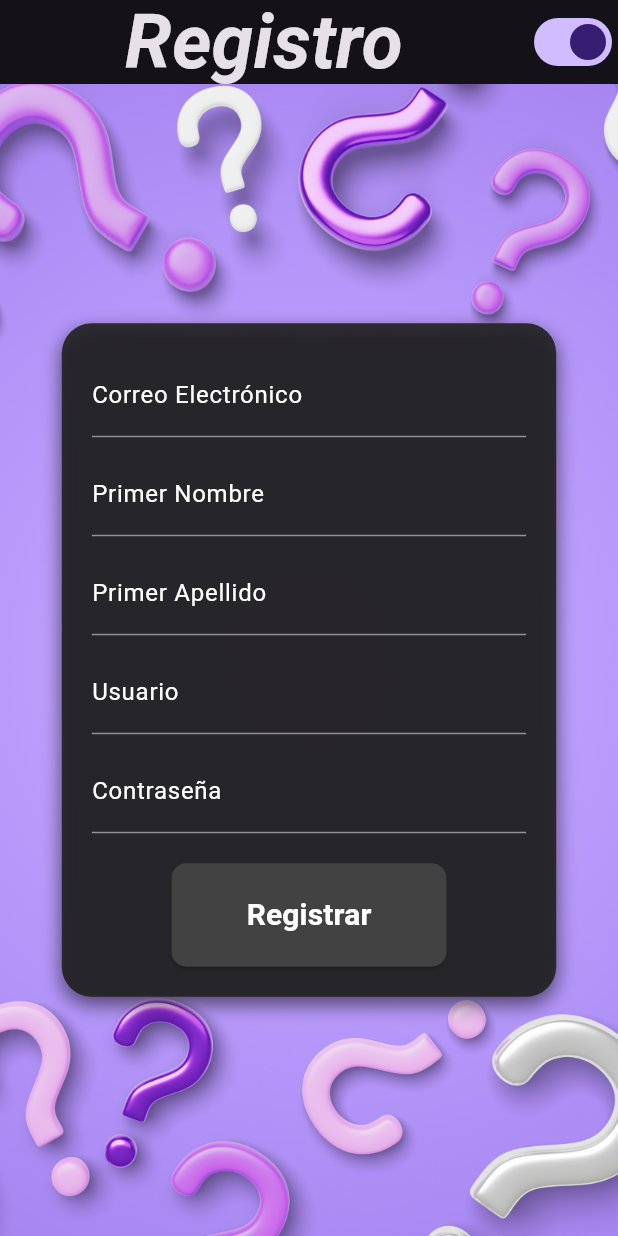
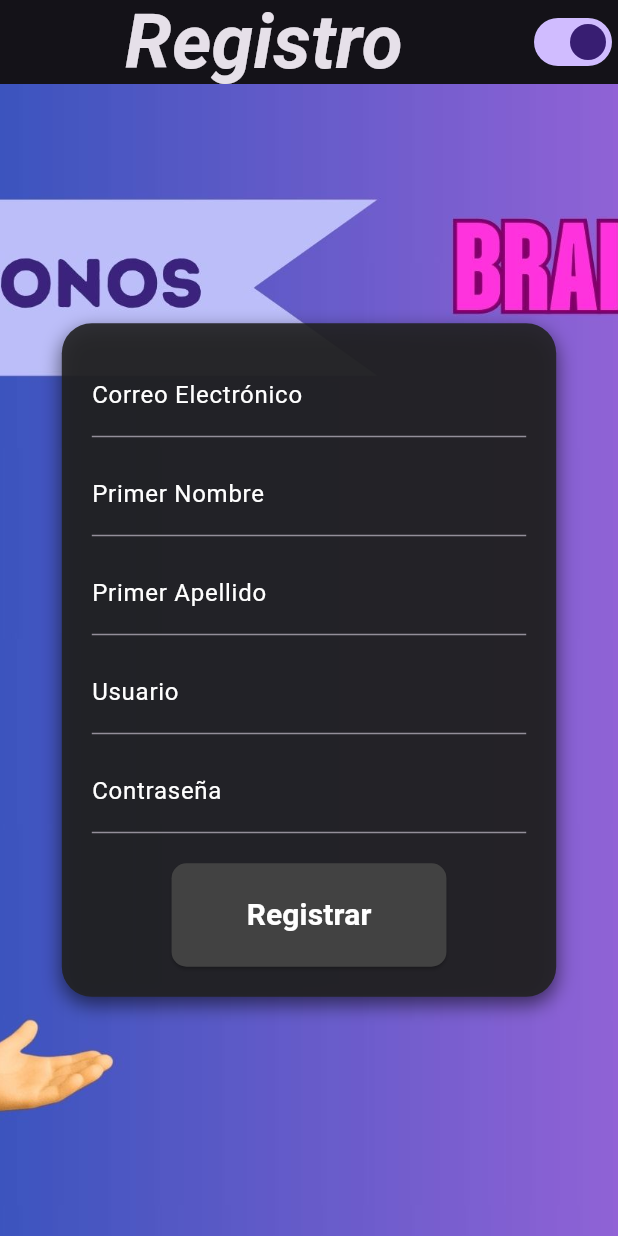
Before and after one commit to ISCOUTB/DS-BrainBattle, a Flutter app: the screen it shows after launch, after a tap on "Registrarse", on a phone screen of 412 x 824 dp. Run offline on Flutter 3.47's test engine with Material 3 defaults, Android fonts, the light colour scheme and no system bars; Roboto replaces fonts that are missing (Georgia).

Commit message:
imagenes de fondo

```diff
--- a/lib/pages/home.dart
+++ b/lib/pages/home.dart
@@ -69,8 +69,9 @@ class HomeScreen extends StatelessWidget {
       body: Container(
         decoration: BoxDecoration(
           image: DecorationImage(
-            image: AssetImage('assets/home.jpg'),
-            fit: BoxFit.cover, // Ajusta la imagen para cubrir todo el fondo
+            image: AssetImage('assets/usu-contra.jpg'),
+            fit: BoxFit.cover, // Ajustar la imagen para cubrir todo el fondo
+            alignment: Alignment.center, // Centrar la imagen
           ),
         ),
         child: Center(
--- a/lib/pages/loading.dart
+++ b/lib/pages/loading.dart
@@ -9,8 +9,9 @@ class LoadingScreen extends StatelessWidget {
         height: double.infinity, // Asegura que el contenedor cubra todo el alto
         decoration: BoxDecoration(
           image: DecorationImage(
-            image: AssetImage('assets/play.jpg'), // Imagen de fondo
+            image: AssetImage('assets/loading.jpg'), // Imagen de fondo
             fit: BoxFit.cover, // Ajustar la imagen para cubrir todo el fondo
+            alignment: Alignment.center, // Centrar la imagen
           ),
         ),
         child: Column(
--- a/lib/pages/play.dart
+++ b/lib/pages/play.dart
@@ -45,7 +45,7 @@ class _PlayScreenState extends State<PlayScreen> {
           IconButton(
             icon: CircleAvatar(
               radius: 20,
-              backgroundImage: AssetImage('assets/home.jpg'), // Cambiar por imagen seleccionada
+              backgroundImage: AssetImage('assets/categorias.jpg'), // Cambiar por imagen seleccionada
             ),
             onPressed: () {
               Navigator.push(
@@ -65,8 +65,9 @@ class _PlayScreenState extends State<PlayScreen> {
       body: Container(
         decoration: BoxDecoration(
           image: DecorationImage(
-            image: AssetImage('assets/play.jpg'), // Imagen de fondo
+            image: AssetImage('assets/categorias.jpg'),
             fit: BoxFit.cover, // Ajustar la imagen para cubrir todo el fondo
+            alignment: Alignment.center, // Centrar la imagen
           ),
           gradient: LinearGradient(
             colors: [
--- a/lib/pages/register.dart
+++ b/lib/pages/register.dart
@@ -99,8 +99,9 @@ class _RegisterScreenState extends State<RegisterScreen> {
       body: Container(
         decoration: BoxDecoration(
           image: DecorationImage(
-            image: AssetImage('assets/home.jpg'),
-            fit: BoxFit.cover,
+            image: AssetImage('assets/registro.jpg'),
+            fit: BoxFit.cover, // Ajustar la imagen para cubrir todo el fondo
+            alignment: Alignment.center, // Centrar la imagen
           ),
         ),
         child: Center(
```
Also changed, not shown: pubspec.yaml (+9 -3 lines), assets/biologia.jpg (added), assets/categorias.jpg (added), assets/historia.jpg (added), assets/home.jpg (deleted), assets/info.jpg (added), assets/ingles.jpg (added), assets/loading.jpg (added), assets/mate.jpg (added), assets/play.jpg (deleted), assets/questions.jpg (deleted), assets/registro.jpg (added), assets/usu-contra.jpg (added).
